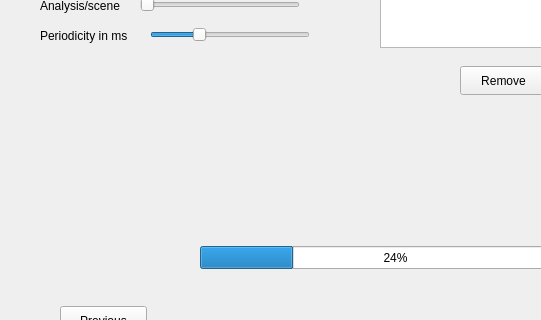
The window that video_summary/templates/ObjectsOptions.ui (seekever/VideoSummary) describes before a commit, drawn with Qt 5; both pictures show x 0 to 541 and y 154 to 474 of the 800 by 600 pixel window.
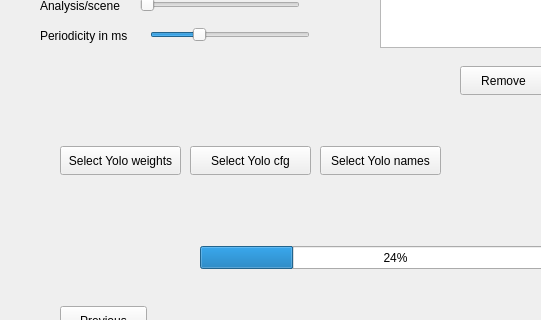
The same window after the commit.

Commit message: Objects analysis threads

The edit to the form file:
```diff
--- a/video_summary/templates/ObjectsOptions.ui
+++ b/video_summary/templates/ObjectsOptions.ui
@@ -179,6 +179,45 @@
      <string>Remove</string>
     </property>
    </widget>
+   <widget class="QPushButton" name="selectYoloWeightsButton">
+    <property name="geometry">
+     <rect>
+      <x>60</x>
+      <y>300</y>
+      <width>121</width>
+      <height>29</height>
+     </rect>
+    </property>
+    <property name="text">
+     <string>Select Yolo weights</string>
+    </property>
+   </widget>
+   <widget class="QPushButton" name="selectYoloCfgButton">
+    <property name="geometry">
+     <rect>
+      <x>190</x>
+      <y>300</y>
+      <width>121</width>
+      <height>29</height>
+     </rect>
+    </property>
+    <property name="text">
+     <string>Select Yolo cfg</string>
+    </property>
+   </widget>
+   <widget class="QPushButton" name="selectYoloNamesButton">
+    <property name="geometry">
+     <rect>
+      <x>320</x>
+      <y>300</y>
+      <width>121</width>
+      <height>29</height>
+     </rect>
+    </property>
+    <property name="text">
+     <string>Select Yolo names</string>
+    </property>
+   </widget>
   </widget>
   <widget class="QMenuBar" name="menubar">
    <property name="geometry">
```
The commit also changes 9 other files.
